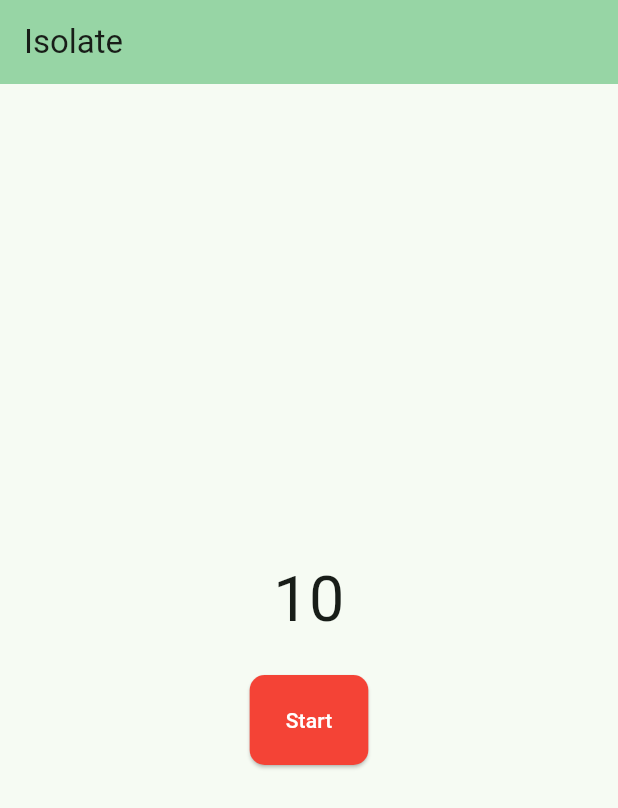
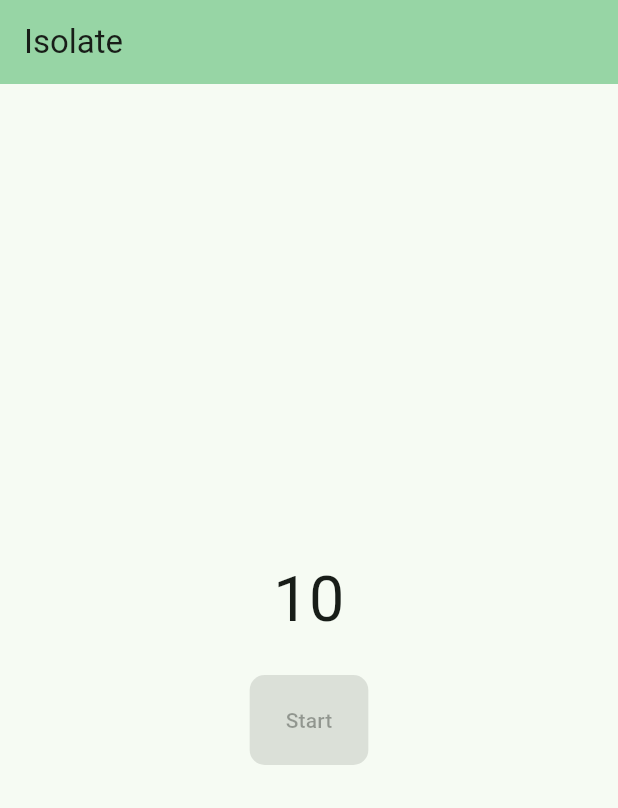
Before and after one commit to wegmarken2006/fsink, a Flutter app: the Page4 widget shown alone on an empty page, opened directly, after a tap on "Start", on a phone screen of 412 x 824 dp. Shown: the top 808 px of the screen. Run offline on Flutter 3.47's test engine with Material 3 defaults, Android fonts, the phone set to English and light mode, and no system bars; our stand-ins replace camera, shared_preferences; accounts and stored records are empty.

Commit message:
button disable

```diff
--- a/lib/main.dart
+++ b/lib/main.dart
@@ -189,10 +189,7 @@ class Page1State extends State<Page1> {
         uRow([]),
         uRow([
           uText('clear'),
-          uCol([
-            //uBtnIcon(_clear, Icons.bolt),
-            uBtnText(_clear, "Clear"),
-          ]),
+          uCol([uBtnText(_clear, "Clear")]),
         ]),
       ]),
     );
@@ -257,7 +254,6 @@ class Page3State extends State<Page3> {
   }
 }
 
-// WIP
 class Page4 extends StatefulWidget {
   const Page4({super.key});
 
@@ -268,8 +264,9 @@ class Page4 extends StatefulWidget {
 class Page4State extends State<Page4> {
   late Thread _th1;
   int _counter = 0;
+  bool _btnEnabled = true;
 
-  //Must be static
+  //Must be static, must have TxChan input parameter
   static void threadFun(TxChan sendport) {
     var num = 0;
 
@@ -278,17 +275,25 @@ class Page4State extends State<Page4> {
       sendport.send(num);
       uSleepS(1);
     }
+    sendport.send("done");
   }
 
-  Any rxFun(Any d) {
-    setState(() {
-      _counter = d as int;
-    });
+  Any rxFromThreadFun(Any messageFromThread) {
+    if (messageFromThread == "done") {
+      setState(() {
+        _btnEnabled = true;
+      });
+    } else {
+      setState(() {
+        _btnEnabled = false;
+        _counter = messageFromThread as int;
+      });
+    }
   }
 
   Future<void> initAsync() async {
     _th1 = uThreadInit();
-    _th1.uRxChanCallback(rxFun);
+    _th1.uRxChanCallback(rxFromThreadFun);
   }
 
   @override
@@ -308,11 +313,19 @@ class Page4State extends State<Page4> {
 
   @override
   Widget build(BuildContext context) {
-    return uPage(context, "Isolate",
+    return uPage(
+      context,
+      "Isolate",
       uColNoExp([
         uTextNoExp('$_counter', 3.0),
         uRow([]),
-        uBtnText(() => _th1.uThreadStart(threadFun, _th1.sendPort), "Start"),
-      ]));
+        uBtnText(
+          () => _th1.uThreadStart(threadFun, _th1.sendPort),
+          "Start",
+          bCol: Colors.blue,
+          enabled: _btnEnabled,
+        ),
+      ]),
+    );
   }
 }
--- a/lib/utils.dart
+++ b/lib/utils.dart
@@ -1,12 +1,10 @@
 import 'package:flutter/material.dart';
 import 'dart:io';
-
 
 import 'package:camera/camera.dart';
 import 'package:shared_preferences/shared_preferences.dart';
 import 'package:url_launcher/url_launcher.dart';
 import 'dart:isolate';
-
 
 typedef Any = dynamic;
 
@@ -28,7 +26,6 @@ class UtilsCfg {
     prefs = await SharedPreferences.getInstance();
   }
 }
-
 
 Future<void> uGoToPage(BuildContext context, Widget page) async {
   await Navigator.of(
@@ -126,16 +123,17 @@ Widget uBtnIcon(Function() fun, [IconData? icon]) {
 
 Widget uBtnText(
   Function() fun,
-  String text, [
-  Color? backColor = Colors.red,
-  Color? foreColor = Colors.white,
-]) {
+  String text, {
+  Color? bCol = Colors.red,
+  Color? fCol = Colors.white,
+  bool enabled = true,
+}) {
   return ElevatedButton(
-    onPressed: fun,
+    onPressed: enabled ? fun : null,
     style: ElevatedButton.styleFrom(
       minimumSize: Size.square(60.0),
-      backgroundColor: backColor,
-      foregroundColor: foreColor,
+      backgroundColor: bCol,
+      foregroundColor: fCol,
       shape: RoundedRectangleBorder(borderRadius: BorderRadius.circular(10.0)),
     ),
     child: Text(text),
@@ -217,7 +215,6 @@ Widget uThreeDots(
 void uSleepS(int seconds) {
   var duration = Duration(seconds: seconds);
   sleep(duration);
-
 }
 
 ////import 'dart:isolate';
@@ -255,7 +252,6 @@ class Thread {
   void uSend(Any message) {
     sendPort.send(message);
   }
-
 }
 
 Thread uThreadInit() {
```
